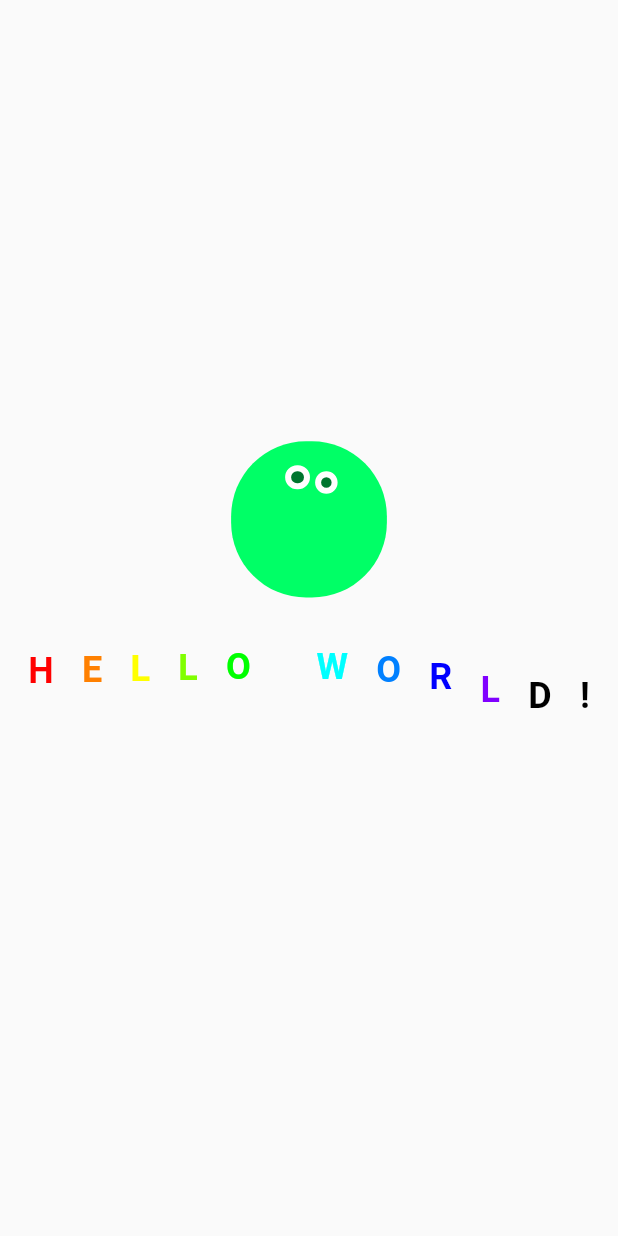
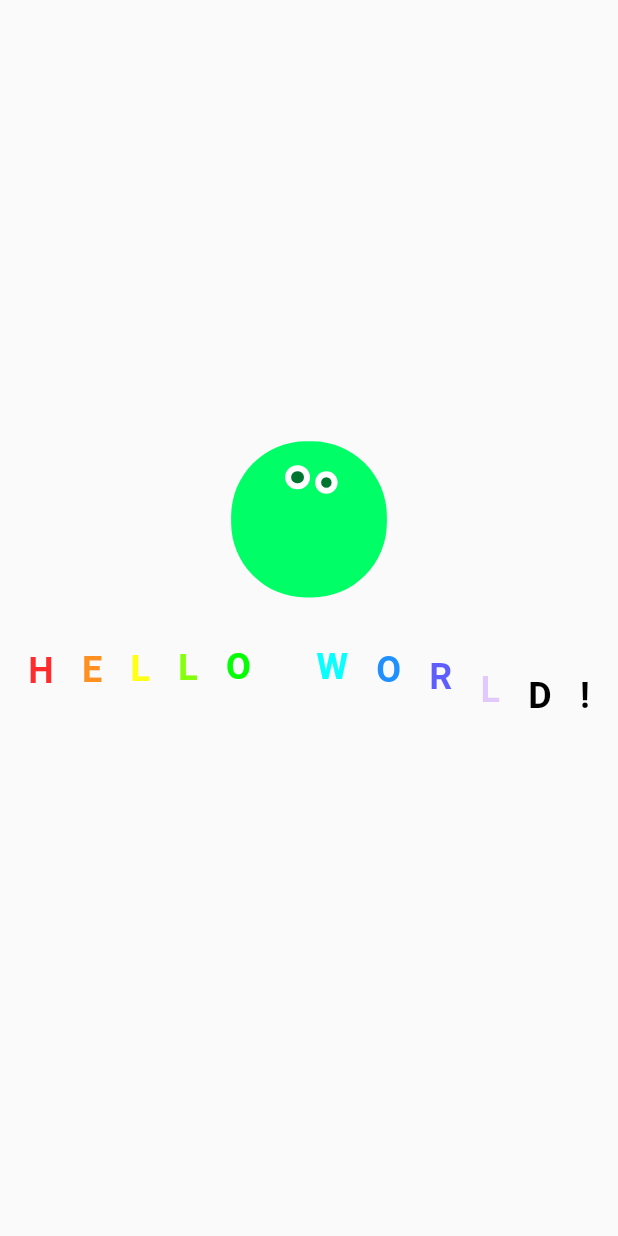
Before and after one commit to ItoYo16u/animation_playground, a Flutter app: the screen it shows after launch, on a phone screen of 412 x 824 dp. Run offline on Flutter 3.47's test engine with Material 2 defaults, Android fonts, the phone set to English and light mode, and no system bars; our stand-ins replace flutter_hooks.

Commit message:
add opacity animation

```diff
--- a/lib/animation/lively/bounce.dart
+++ b/lib/animation/lively/bounce.dart
@@ -105,7 +105,7 @@ class Bounce extends StatelessWidget {
                             fontWeight: FontWeight.bold,
                             color: delayedAnimations[e].value < 0.1
                                 ? Colors.black
-                                : HSVColor.fromAHSV(1, 360 / 12 * e, 1, 1)
+                                : HSVColor.fromAHSV(math.sin(delayedAnimations[e].value), 360 / 12 * e, 1, 1)
                                     .toColor()),
                       )),
                 )
```
